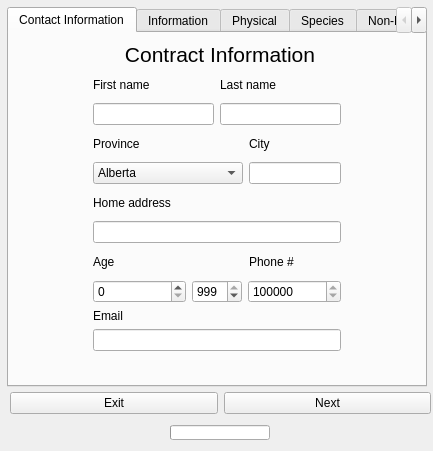
Above: deliverable2-code/addclient.ui from ashleefoureyes/quackjaws before the change. Below: the same form after it.
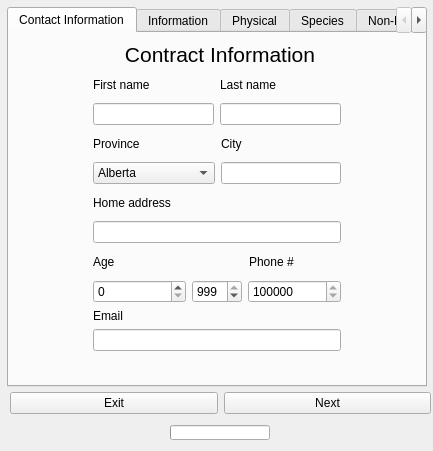
That is the form after the change. Icons and pictures are not drawn.

The edit to the form file:
```diff
--- a/deliverable2-code/addclient.ui
+++ b/deliverable2-code/addclient.ui
@@ -282,13 +282,13 @@
           <widget class="QLabel" name="lbProvince">
            <property name="minimumSize">
             <size>
-             <width>150</width>
+             <width>122</width>
              <height>0</height>
             </size>
            </property>
            <property name="maximumSize">
             <size>
-             <width>150</width>
+             <width>122</width>
              <height>16777215</height>
             </size>
            </property>
@@ -312,13 +312,13 @@
           <widget class="QComboBox" name="cbProvince">
            <property name="minimumSize">
             <size>
-             <width>150</width>
+             <width>122</width>
              <height>0</height>
             </size>
            </property>
            <property name="maximumSize">
             <size>
-             <width>150</width>
+             <width>122</width>
              <height>16777215</height>
             </size>
            </property>
```
Left out of the diff: 26 changed lines with no effect on the pictures.
